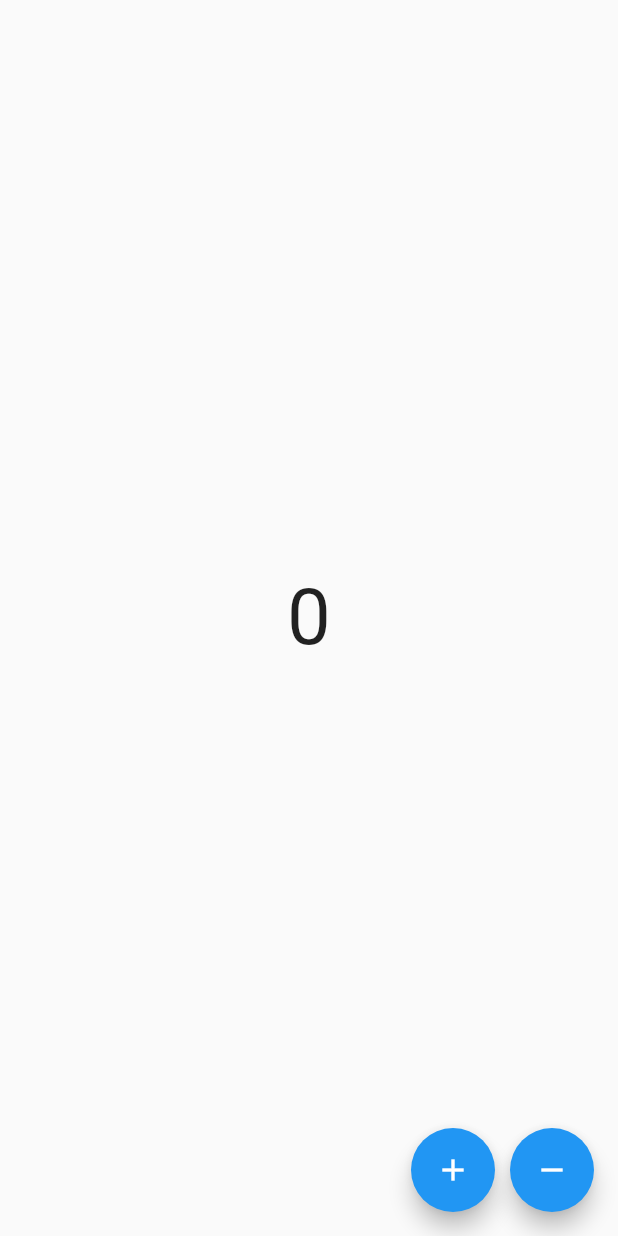
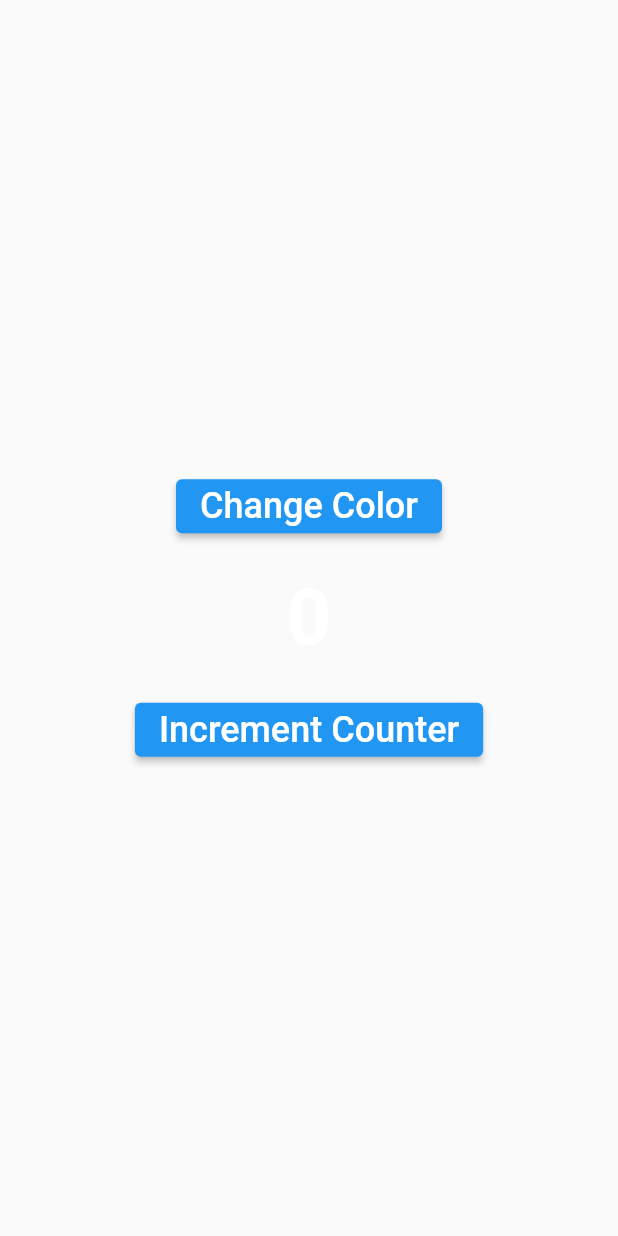
Before and after one commit to AlaaEddinAlbarghoth/sample_counter, a Flutter app: the screen it shows after launch, on a phone screen of 412 x 824 dp. Run offline on Flutter 3.47's test engine with Material 2 defaults, Android fonts, the phone set to English and light mode, and no system bars.

Commit message:
[ADD] UI

```diff
--- a/lib/main.dart
+++ b/lib/main.dart
@@ -10,7 +10,7 @@ class MyApp extends StatelessWidget {
   @override
   Widget build(BuildContext context) {
     return MaterialApp(
-      title: 'MyCounter Cubit',
+      title: 'cubit2cubit',
       debugShowCheckedModeBanner: false,
       theme: ThemeData(
         primarySwatch: Colors.blue,
@@ -26,27 +26,36 @@ class MyHomePage extends StatelessWidget {
   @override
   Widget build(BuildContext context) {
     return Scaffold(
-      body: const Center(
-        child: Text(
-          '0',
-          style: TextStyle(fontSize: 52.0),
+      body: Center(
+        child: Column(
+          mainAxisAlignment: MainAxisAlignment.center,
+          children: [
+            ElevatedButton(
+              child: const Text(
+                'Change Color',
+                style: TextStyle(fontSize: 24.0),
+              ),
+              onPressed: () {},
+            ),
+            const SizedBox(height: 20.0),
+            const Text(
+              '0',
+              style: TextStyle(
+                fontSize: 52.0,
+                fontWeight: FontWeight.bold,
+                color: Colors.white,
+              ),
+            ),
+            const SizedBox(height: 20.0),
+            ElevatedButton(
+              child: const Text(
+                'Increment Counter',
+                style: TextStyle(fontSize: 24.0),
+              ),
+              onPressed: () {},
+            ),
+          ],
         ),
-      ),
-      floatingActionButton: Row(
-        mainAxisAlignment: MainAxisAlignment.end,
-        children: [
-          FloatingActionButton(
-            onPressed: () {},
-            heroTag: 'increment',
-            child: const Icon(Icons.add),
-          ),
-          const SizedBox(width: 10.0),
-          FloatingActionButton(
-            onPressed: () {},
-            heroTag: 'decrement',
-            child: const Icon(Icons.remove),
-          ),
-        ],
       ),
     );
   }
```
Also changed, not shown: pubspec.lock.
